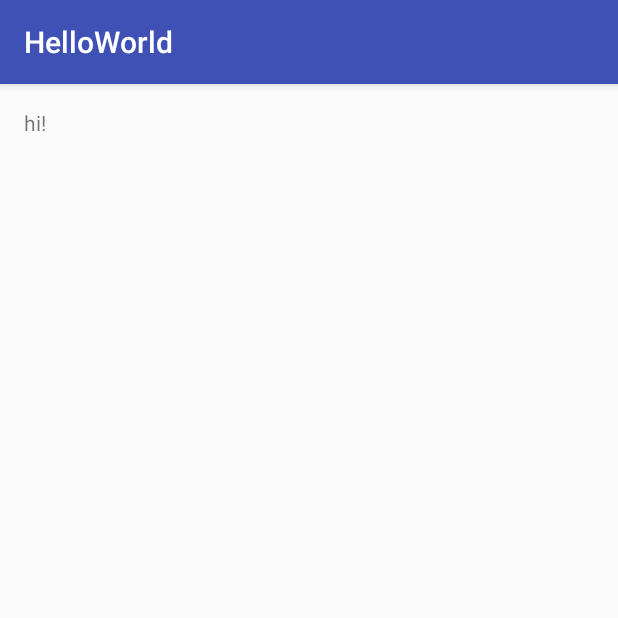
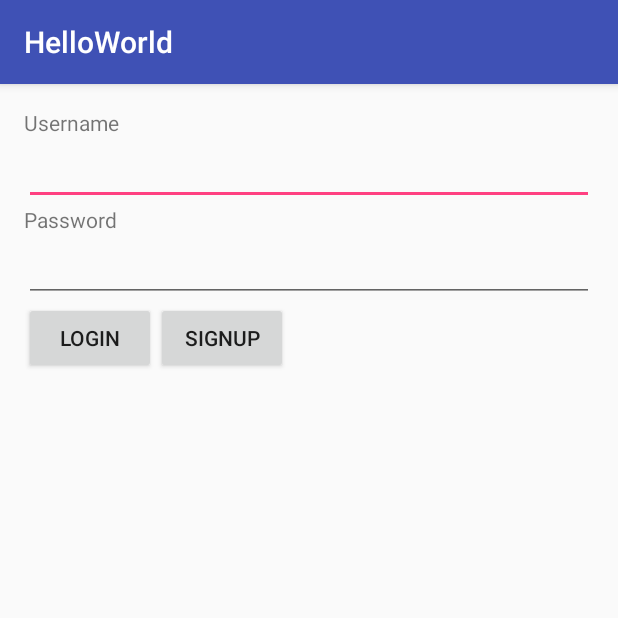
Before and after one commit to syedth/Demo, an Android app: the screen it shows after launch (MainActivity), on a phone screen of 412 x 824 dp, the top half of it. Run offline under Robolectric (Android 15) with nearby library versions, the phone set to English and light mode, and no system bars.

Commit message:
Login Page created with no functionality

```diff
--- a/HelloWorld/app/src/main/res/layout/activity_main.xml
+++ b/HelloWorld/app/src/main/res/layout/activity_main.xml
@@ -9,9 +9,50 @@
     android:paddingRight="@dimen/activity_horizontal_margin"
     android:paddingTop="@dimen/activity_vertical_margin"
     tools:context="git.helloworld.MainActivity">
-
     <TextView
+        android:id="@+id/text_user"
         android:layout_width="wrap_content"
         android:layout_height="wrap_content"
-        android:text="hi!" />
+        android:text="Username" />
+    <EditText
+        android:id="@+id/edit_text_user"
+        android:layout_below="@id/text_user"
+        android:layout_width="match_parent"
+        android:layout_height="wrap_content" />
+    <TextView
+        android:id="@+id/text_pass"
+        android:layout_below="@id/edit_text_user"
+        android:layout_width="wrap_content"
+        android:layout_height="wrap_content"
+        android:text="Password"/>
+    <EditText
+        android:id="@+id/edit_text_pass"
+        android:layout_below="@id/text_pass"
+        android:layout_width="match_parent"
+        android:layout_height="wrap_content" />
+
+    <LinearLayout
+        android:id="@+id/linear_login"
+        android:layout_below="@id/edit_text_pass"
+        android:orientation="horizontal"
+        android:layout_width="wrap_content"
+        android:layout_height="wrap_content"
+        android:weightSum="10">
+
+        <Button
+            android:id="@+id/btn_login"
+            android:layout_width="wrap_content"
+            android:layout_height="wrap_content"
+            android:text="Login"
+            android:layout_weight="5"/>
+        <Button
+            android:id="@+id/btn_signup"
+            android:layout_width="wrap_content"
+            android:layout_height="wrap_content"
+            android:layout_weight="5"
+            android:text="Signup"/>
+
+    </LinearLayout>
+
+
 </RelativeLayout>
```
